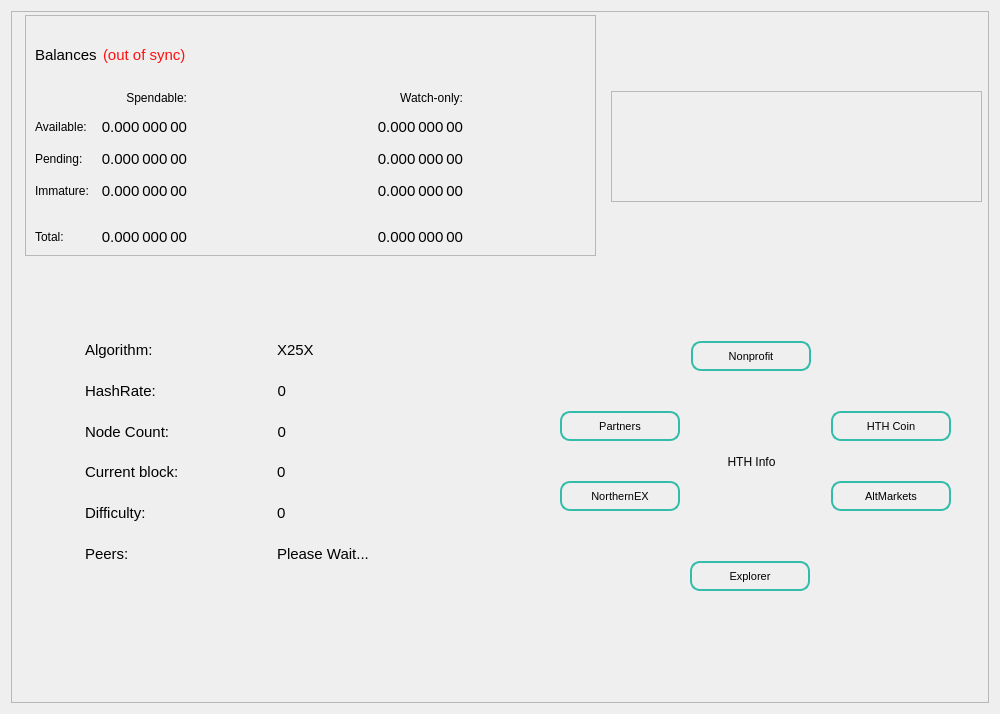
Qt form src/qt/forms/overviewpage.ui (HTHcoin/helpthehomelesscoin) before a commit.
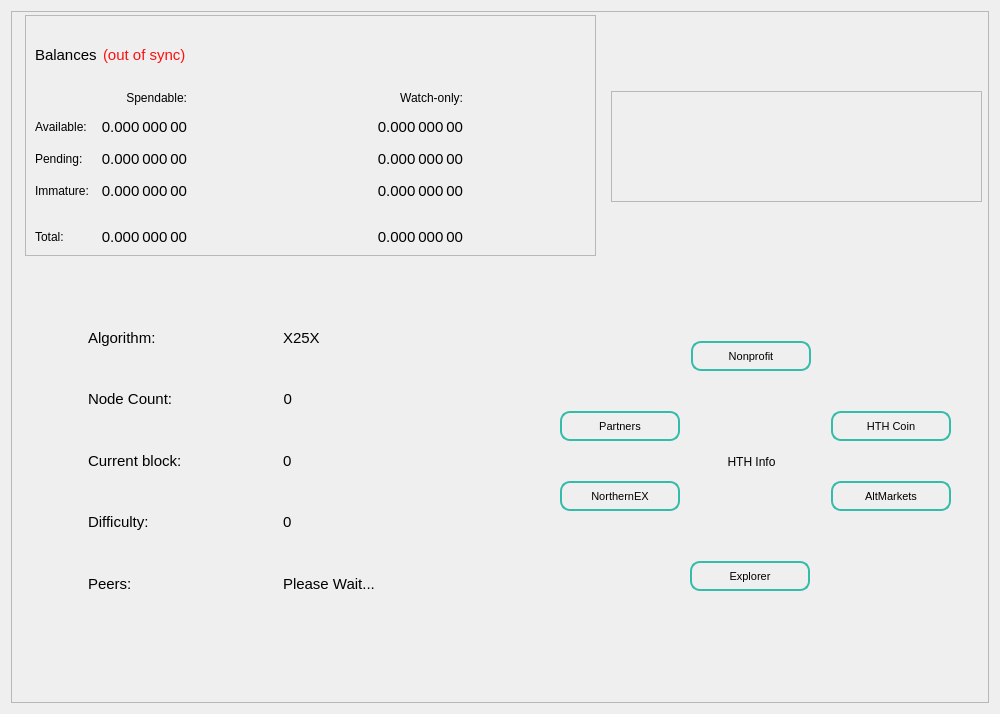
The same form after that commit.

```diff
--- a/src/qt/forms/overviewpage.ui
+++ b/src/qt/forms/overviewpage.ui
@@ -45,8 +45,8 @@
        <rect>
         <x>0</x>
         <y>300</y>
-        <width>451</width>
-        <height>261</height>
+        <width>461</width>
+        <height>291</height>
        </rect>
       </property>
       <property name="styleSheet">
@@ -62,22 +62,6 @@
        <property name="bottomMargin">
         <number>0</number>
        </property>
-       <item>
-        <spacer name="verticalSpacer_3">
-         <property name="orientation">
-          <enum>Qt::Vertical</enum>
-         </property>
-         <property name="sizeType">
-          <enum>QSizePolicy::Fixed</enum>
-         </property>
-         <property name="sizeHint" stdset="0">
-          <size>
-           <width>20</width>
-           <height>12</height>
-          </size>
-         </property>
-        </spacer>
-       </item>
        <item>
         <widget class="QFrame" name="frameBlockchainInfoData_3">
          <property name="styleSheet">
@@ -91,7 +75,88 @@
           <enum>QFrame::Raised</enum>
          </property>
          <layout class="QGridLayout" name="gridLayout_5">
-          <item row="4" column="1">
+          <item row="7" column="0">
+           <widget class="QLabel" name="label_CurrentBlock">
+            <property name="minimumSize">
+             <size>
+              <width>110</width>
+              <height>0</height>
+             </size>
+            </property>
+            <property name="maximumSize">
+             <size>
+              <width>130</width>
+              <height>16777215</height>
+             </size>
+            </property>
+            <property name="styleSheet">
+             <string notr="true"/>
+            </property>
+            <property name="text">
+             <string>Current block:</string>
+            </property>
+            <property name="alignment">
+             <set>Qt::AlignVCenter</set>
+            </property>
+           </widget>
+          </item>
+          <item row="3" column="0">
+           <spacer name="verticalSpacer_2">
+            <property name="orientation">
+             <enum>Qt::Vertical</enum>
+            </property>
+            <property name="sizeHint" stdset="0">
+             <size>
+              <width>20</width>
+              <height>40</height>
+             </size>
+            </property>
+           </spacer>
+          </item>
+          <item row="9" column="0">
+           <widget class="QLabel" name="label_Nethash_3">
+            <property name="styleSheet">
+             <string notr="true"/>
+            </property>
+            <property name="text">
+             <string>Difficulty:</string>
+            </property>
+            <property name="alignment">
+             <set>Qt::AlignVCenter</set>
+            </property>
+           </widget>
+          </item>
+          <item row="11" column="0">
+           <widget class="QLabel" name="labelMN">
+            <property name="text">
+             <string>Peers:</string>
+            </property>
+           </widget>
+          </item>
+          <item row="9" column="1">
+           <widget class="QLabel" name="label_Nethash_value_3">
+            <property name="text">
+             <string>0</string>
+            </property>
+            <property name="alignment">
+             <set>Qt::AlignVCenter</set>
+            </property>
+           </widget>
+          </item>
+          <item row="1" column="0">
+           <spacer name="verticalSpacer">
+            <property name="orientation">
+             <enum>Qt::Vertical</enum>
+            </property>
+            <property name="sizeHint" stdset="0">
+             <size>
+              <width>20</width>
+              <height>40</height>
+             </size>
+            </property>
+           </spacer>
+          </item>
+          <item row="2" column="1">
            <widget class="QLabel" name="countLabelDIP3">
             <property name="sizePolicy">
              <sizepolicy hsizetype="Fixed" vsizetype="Fixed">
@@ -107,38 +172,13 @@
             </property>
            </widget>
           </item>
-          <item row="4" column="0">
+          <item row="2" column="0">
            <widget class="QLabel" name="label_count_3">
             <property name="text">
              <string>Node Count:</string>
             </property>
            </widget>
           </item>
-          <item row="0" column="0">
-           <widget class="QLabel" name="label_Algo">
-            <property name="minimumSize">
-             <size>
-              <width>110</width>
-              <height>0</height>
-             </size>
-            </property>
-            <property name="maximumSize">
-             <size>
-              <width>130</width>
-              <height>16777215</height>
-             </size>
-            </property>
-            <property name="styleSheet">
-             <string notr="true"/>
-            </property>
-            <property name="text">
-             <string>Algorithm:</string>
-            </property>
-            <property name="alignment">
-             <set>Qt::AlignVCenter</set>
-            </property>
-           </widget>
-          </item>
           <item row="0" column="1">
            <widget class="QLabel" name="label_Algo_1">
             <property name="minimumSize">
@@ -164,7 +204,7 @@
             </property>
            </widget>
           </item>
-          <item row="9" column="1">
+          <item row="7" column="1">
            <widget class="QLabel" name="label_CurrentBlock_value_3">
             <property name="minimumSize">
              <size>
@@ -189,37 +229,33 @@
             </property>
            </widget>
           </item>
-          <item row="11" column="0">
-           <widget class="QLabel" name="label_Nethash_3">
-            <property name="styleSheet">
-             <string notr="true"/>
+          <item row="10" column="0">
+           <spacer name="verticalSpacer_5">
+            <property name="orientation">
+             <enum>Qt::Vertical</enum>
             </property>
-            <property name="text">
-             <string>Difficulty:</string>
+            <property name="sizeHint" stdset="0">
+             <size>
+              <width>20</width>
+              <height>40</height>
+             </size>
             </property>
-            <property name="alignment">
-             <set>Qt::AlignVCenter</set>
-            </property>
-           </widget>
+           </spacer>
           </item>
-          <item row="13" column="0">
-           <widget class="QLabel" name="labelMN">
-            <property name="text">
-             <string>Peers:</string>
+          <item row="8" column="0">
+           <spacer name="verticalSpacer_4">
+            <property name="orientation">
+             <enum>Qt::Vertical</enum>
             </property>
-           </widget>
+            <property name="sizeHint" stdset="0">
+             <size>
+              <width>20</width>
+              <height>40</height>
+             </size>
+            </property>
+           </spacer>
           </item>
           <item row="11" column="1">
-           <widget class="QLabel" name="label_Nethash_value_3">
-            <property name="text">
-             <string>0</string>
-            </property>
-            <property name="alignment">
-             <set>Qt::AlignVCenter</set>
-            </property>
-           </widget>
-          </item>
-          <item row="13" column="1">
            <widget class="QLabel" name="label_count_2">
             <property name="styleSheet">
              <string notr="true">;</string>
@@ -229,8 +265,8 @@
             </property>
            </widget>
           </item>
-          <item row="9" column="0">
-           <widget class="QLabel" name="label_CurrentBlock">
+          <item row="0" column="0">
+           <widget class="QLabel" name="label_Algo">
             <property name="minimumSize">
              <size>
               <width>110</width>
@@ -247,119 +283,13 @@
              <string notr="true"/>
             </property>
             <property name="text">
-             <string>Current block:</string>
+             <string>Algorithm:</string>
             </property>
             <property name="alignment">
              <set>Qt::AlignVCenter</set>
             </property>
            </widget>
           </item>
-          <item row="1" column="0">
-           <spacer name="verticalSpacer">
-            <property name="orientation">
-             <enum>Qt::Vertical</enum>
-            </property>
-            <property name="sizeHint" stdset="0">
-             <size>
-              <width>20</width>
-              <height>40</height>
-             </size>
-            </property>
-           </spacer>
-          </item>
-          <item row="12" column="0">
-           <spacer name="verticalSpacer_5">
-            <property name="orientation">
-             <enum>Qt::Vertical</enum>
-            </property>
-            <property name="sizeHint" stdset="0">
-             <size>
-              <width>20</width>
-              <height>40</height>
-             </size>
-            </property>
-           </spacer>
-          </item>
-          <item row="5" column="0">
-           <spacer name="verticalSpacer_2">
-            <property name="orientation">
-             <enum>Qt::Vertical</enum>
-            </property>
-            <property name="sizeHint" stdset="0">
-             <size>
-              <width>20</width>
-              <height>40</height>
-             </size>
-            </property>
-           </spacer>
-          </item>
-          <item row="10" column="0">
-           <spacer name="verticalSpacer_4">
-            <property name="orientation">
-             <enum>Qt::Vertical</enum>
-            </property>
-            <property name="sizeHint" stdset="0">
-             <size>
-              <width>20</width>
-              <height>40</height>
-             </size>
-            </property>
-           </spacer>
-          </item>
-          <item row="2" column="0">
-           <widget class="QLabel" name="label_Algo_2">
-            <property name="minimumSize">
-             <size>
-              <width>110</width>
-              <height>0</height>
-             </size>
-            </property>
-            <property name="maximumSize">
-             <size>
-              <width>130</width>
-              <height>16777215</height>
-             </size>
-            </property>
-            <property name="styleSheet">
-             <string notr="true"/>
-            </property>
-            <property name="text">
-             <string>HashRate:</string>
-            </property>
-            <property name="alignment">
-             <set>Qt::AlignVCenter</set>
-            </property>
-           </widget>
-          </item>
-          <item row="3" column="0">
-           <spacer name="verticalSpacer_6">
-            <property name="orientation">
-             <enum>Qt::Vertical</enum>
-            </property>
-            <property name="sizeHint" stdset="0">
-             <size>
-              <width>20</width>
-              <height>40</height>
-             </size>
-            </property>
-           </spacer>
-          </item>
-          <item row="2" column="1">
-           <widget class="QLabel" name="labelHashRate">
-            <property name="sizePolicy">
-             <sizepolicy hsizetype="Fixed" vsizetype="Fixed">
-              <horstretch>0</horstretch>
-              <verstretch>0</verstretch>
-             </sizepolicy>
-            </property>
-            <property name="text">
-             <string>0</string>
-            </property>
-            <property name="alignment">
-             <set>Qt::AlignRight|Qt::AlignTrailing|Qt::AlignVCenter</set>
-            </property>
-           </widget>
-          </item>
          </layout>
         </widget>
        </item>
```
